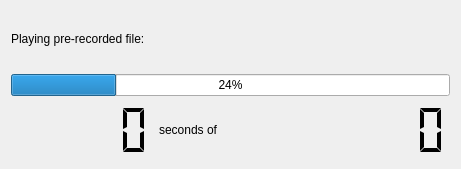
Above: sources/devices/filereaders/filereader-widget.ui from JvanKatwijk/qt-dab before the change. Below: the same form after it.
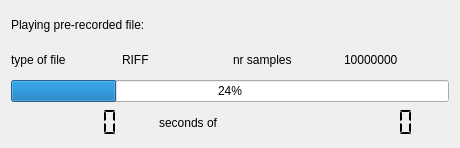
That is the form after the change.

Commit message: upgrade riff handling

Diff of the .ui file:
```diff
--- a/sources/devices/filereaders/filereader-widget.ui
+++ b/sources/devices/filereaders/filereader-widget.ui
@@ -6,8 +6,8 @@
    <rect>
     <x>0</x>
     <y>0</y>
-    <width>461</width>
-    <height>169</height>
+    <width>460</width>
+    <height>148</height>
    </rect>
   </property>
   <property name="windowTitle">
@@ -27,6 +27,38 @@
      </property>
     </widget>
    </item>
+   <item>
+    <layout class="QHBoxLayout" name="horizontalLayout_2">
+     <item>
+      <widget class="QLabel" name="label_3">
+       <property name="text">
+        <string>type of file</string>
+       </property>
+      </widget>
+     </item>
+     <item>
+      <widget class="QLabel" name="typeOfFile">
+       <property name="text">
+        <string>RIFF</string>
+       </property>
+      </widget>
+     </item>
+     <item>
+      <widget class="QLabel" name="label_5">
+       <property name="text">
+        <string>nr samples </string>
+       </property>
+      </widget>
+     </item>
+     <item>
+      <widget class="QLabel" name="sampleCount">
+       <property name="text">
+        <string>10000000</string>
+       </property>
+      </widget>
+     </item>
+    </layout>
+   </item>
    <item>
     <widget class="QProgressBar" name="fileProgress">
      <property name="value">
```
The commit also changes 12 other files.
